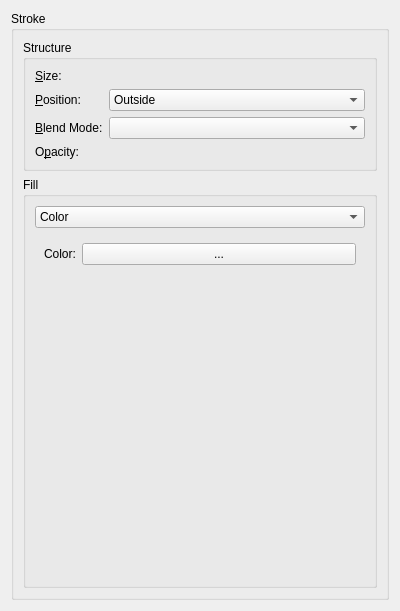
Above: krita/ui/layerstyles/WdgStroke.ui from KDE/krita before the change. Below: the same form after it.
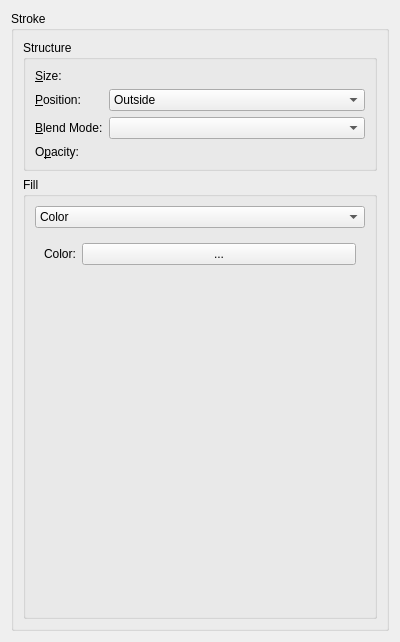
That is the form after the change. Custom widgets are drawn as their Qt base class.

What changed in the file:
```diff
--- a/krita/ui/layerstyles/WdgStroke.ui
+++ b/krita/ui/layerstyles/WdgStroke.ui
@@ -7,7 +7,7 @@
     <x>0</x>
     <y>0</y>
     <width>400</width>
-    <height>601</height>
+    <height>642</height>
    </rect>
   </property>
   <property name="windowTitle">
```
Left out of the diff: 19 changed lines with no effect on the pictures.
